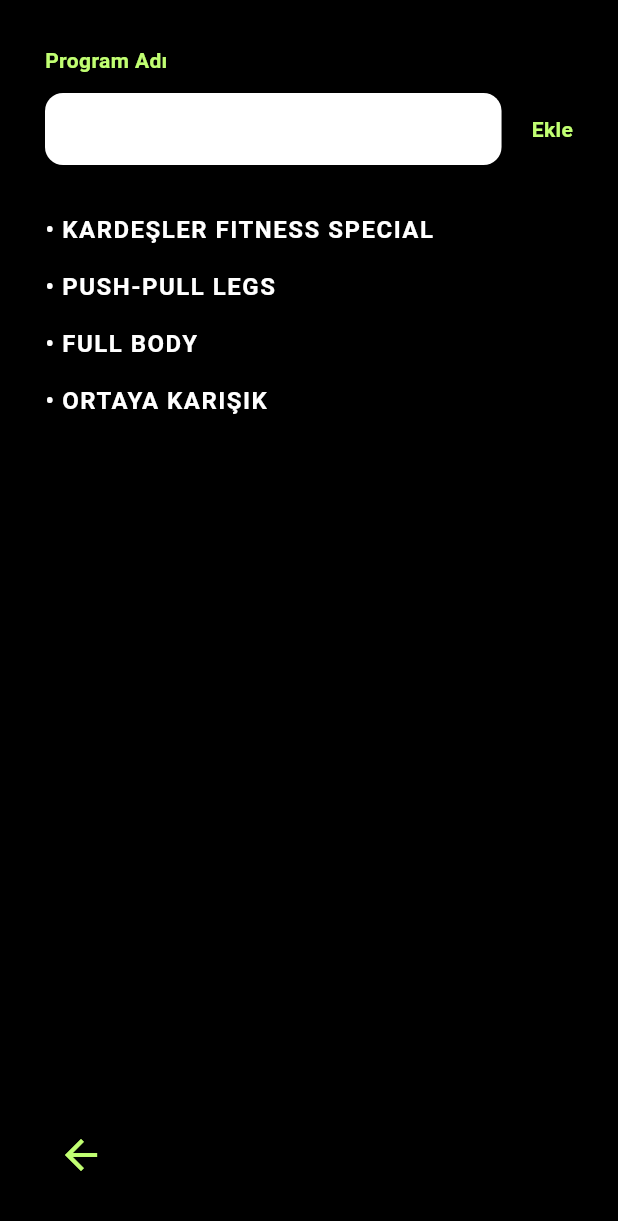
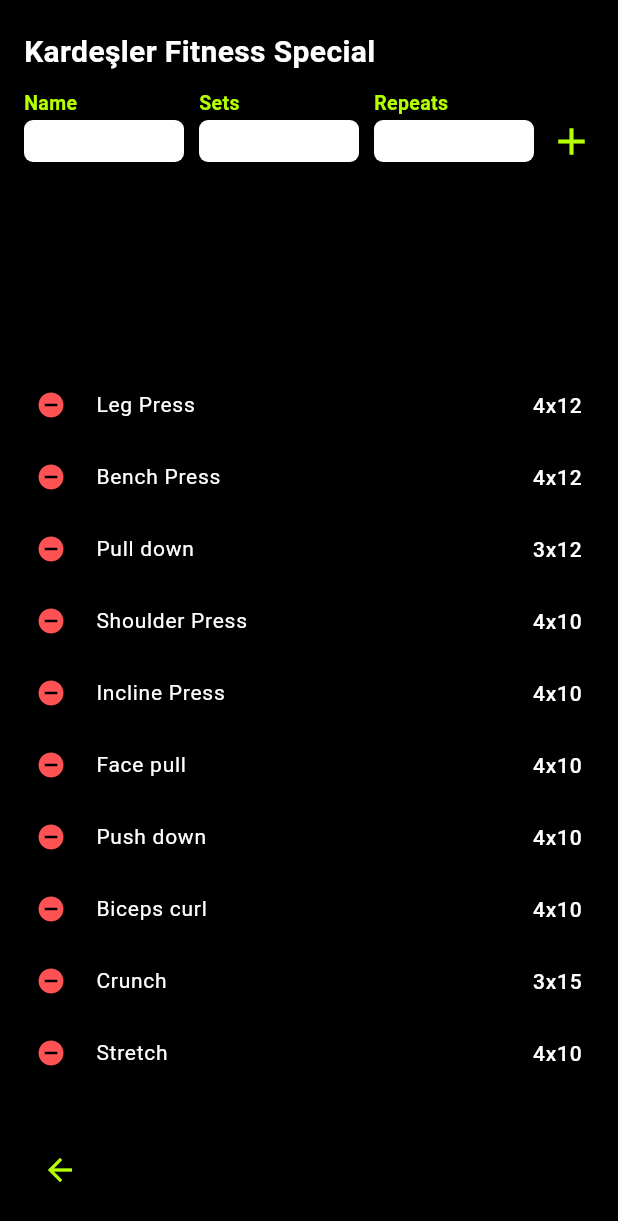
Before and after one commit to yfgokkus/FitTimer, a Flutter app: the screen it shows after launch, on a phone screen of 412 x 824 dp. Shown: the top 1221 px of the screen. Run offline on Flutter 3.47's test engine with Material 3 defaults, Android fonts, the phone set to English and light mode, and no system bars; our stand-ins replace shared_preferences.

Commit message:
feat: add WorkoutPage for managing exercises (with sample data)

```diff
--- a/lib/main.dart
+++ b/lib/main.dart
@@ -1,5 +1,6 @@
 //import 'package:fit_timer/pages/HomePage.dart';
-import 'package:fit_timer/pages/ProgramListPage.dart';
+//import 'package:fit_timer/pages/ProgramListPage.dart';
+import 'package:fit_timer/pages/WorkoutPage.dart';
 //import 'package:fit_timer/pages/WorkoutTimerPage.dart';
 import 'package:fit_timer/state/concrete/WorkoutProvider.dart';
 import 'package:flutter/material.dart';
@@ -24,7 +25,7 @@ class MyApp extends StatelessWidget {
   @override
   Widget build(BuildContext context) {
     return const MaterialApp(
-      home: ProgramListPage(),
+      home: WorkoutPage(),
       debugShowCheckedModeBanner: false,
     );
   }
--- /dev/null
+++ b/lib/pages/WorkoutPage.dart
@@ -0,0 +1,173 @@
+import 'package:flutter/material.dart';
+
+class WorkoutPage extends StatefulWidget {
+  const WorkoutPage({super.key});
+
+  @override
+  State<WorkoutPage> createState() => _WorkoutPageState();
+}
+
+class _WorkoutPageState extends State<WorkoutPage> {
+  final TextEditingController nameController = TextEditingController();
+  final TextEditingController setsController = TextEditingController();
+  final TextEditingController repsController = TextEditingController();
+
+  List<Map<String, String>> exercises = [
+    {'name': 'Leg Press', 'sets': '4x12'},
+    {'name': 'Bench Press', 'sets': '4x12'},
+    {'name': 'Pull down', 'sets': '3x12'},
+    {'name': 'Shoulder Press', 'sets': '4x10'},
+    {'name': 'Incline Press', 'sets': '4x10'},
+    {'name': 'Face pull', 'sets': '4x10'},
+    {'name': 'Push down', 'sets': '4x10'},
+    {'name': 'Biceps curl', 'sets': '4x10'},
+    {'name': 'Crunch', 'sets': '3x15'},
+    {'name': 'Stretch', 'sets': '4x10'},
+  ];
+
+  void _addExercise() {
+    final name = nameController.text.trim();
+    final sets = setsController.text.trim();
+    final reps = repsController.text.trim();
+
+    if (name.isNotEmpty && sets.isNotEmpty && reps.isNotEmpty) {
+      setState(() {
+        exercises.add({'name': name, 'sets': '${sets}x$reps'});
+        nameController.clear();
+        setsController.clear();
+        repsController.clear();
+      });
+    }
+  }
+
+  Widget _inputField(TextEditingController controller, String label) {
+    return Expanded(
+      child: Column(
+        crossAxisAlignment: CrossAxisAlignment.start,
+        children: [
+          Text(
+            label,
+            style: TextStyle(
+              color: Color(0xFFB4FF00),
+              fontSize: 13,
+              fontWeight: FontWeight.bold,
+            ),
+          ),
+          const SizedBox(height: 2),
+          SizedBox(
+            height: 50, // control total height here
+            child: TextField(
+              controller: controller,
+              style: TextStyle(color: Colors.black, fontSize: 13),
+              decoration: InputDecoration(
+                filled: true,
+                fillColor: Colors.white,
+                isDense: true,
+                contentPadding: EdgeInsets.symmetric(horizontal: 8, vertical: 4),
+                border: OutlineInputBorder(
+                  borderSide: BorderSide.none,
+                  borderRadius: BorderRadius.circular(6),
+                ),
+              ),
+            ),
+          ),
+        ],
+      ),
+    );
+  }
+
+  void _removeExercise(int index) {
+    setState(() {
+      exercises.removeAt(index);
+    });
+  }
+
+  @override
+  Widget build(BuildContext context) {
+    return Scaffold(
+      backgroundColor: Colors.black,
+      body: SafeArea(
+        child: Padding(
+          padding: const EdgeInsets.symmetric(horizontal: 16, vertical: 20),
+          child: Column(
+            crossAxisAlignment: CrossAxisAlignment.start,
+            children: [
+              Text(
+                "Kardeşler Fitness Special",
+                style: TextStyle(color: Colors.white, fontSize: 20, fontWeight: FontWeight.bold),
+              ),
+              const SizedBox(height: 10),
+              Row(
+                children: [
+                  _inputField(nameController, "Name"),
+                  const SizedBox(width: 10),
+                  _inputField(setsController, "Sets"),
+                  const SizedBox(width: 10),
+                  _inputField(repsController, "Repeats"),
+                  const SizedBox(width: 10),
+                  GestureDetector(
+                    onTap: _addExercise,
+                    child: Icon(Icons.add, color: Color(0xFFB4FF00), size: 30),
+                  )
+                ],
+              ),
+              const SizedBox(height: 20),
+              Expanded(
+                child: ReorderableListView.builder(
+                  reverse: true, // key: items start accumulating at bottom
+                  itemCount: exercises.length,
+                  onReorder: (oldIndex, newIndex) {
+                    // Since the list is reversed visually, swap indices accordingly:
+                    int actualOldIndex = exercises.length - 1 - oldIndex;
+                    int actualNewIndex = exercises.length - 1 - newIndex;
+
+                    setState(() {
+                      if (actualNewIndex > actualOldIndex) actualNewIndex -= 1;
+                      final item = exercises.removeAt(actualOldIndex);
+                      exercises.insert(actualNewIndex, item);
+                    });
+                  },
+                  itemBuilder: (context, index) {
+                    // Because list is reversed, map index to correct data:
+                    final exercise = exercises[exercises.length - 1 - index];
+                    return ListTile(
+                      key: ValueKey(exercise['name']),
+                      dense: true,
+                      contentPadding: EdgeInsets.symmetric(horizontal: 8, vertical: 0),
+                      leading: Icon(Icons.remove_circle, color: Colors.redAccent, size: 20),
+                      title: Text(
+                        exercise['name']!,
+                        style: TextStyle(color: Colors.white, fontSize: 14),
+                      ),
+                      trailing: Text(
+                        exercise['sets']!,
+                        style: TextStyle(color: Colors.white, fontSize: 14),
+                      ),
+                      onTap: () {
+                        // remove with correct index in data list
+                        setState(() {
+                          exercises.removeAt(exercises.length - 1 - index);
+                        });
+                      },
+                    );
+                  },
+                ),
+              ),
+
+              const SizedBox(height: 30),
+              Align(
+                alignment: Alignment.bottomLeft,
+                child: IconButton(
+                  icon: Icon(Icons.arrow_back, color: Color(0xFFB4FF00)),
+                  onPressed: () {
+                    Navigator.of(context).pop();
+                  },
+                ),
+              )
+            ],
+          ),
+        ),
+      ),
+    );
+  }
+}
```
